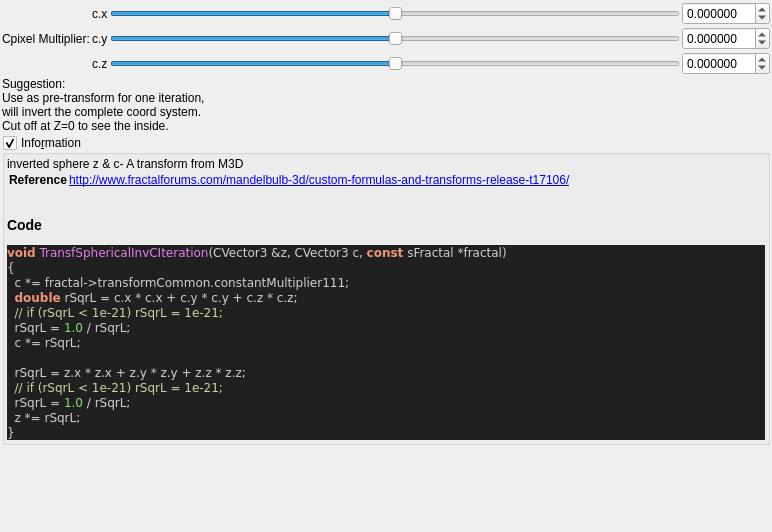
Old version of the form mandelbulber2/formula/ui/fractal_transf_spherical_inv_c.ui in the repository buddhi1980/mandelbulber2.
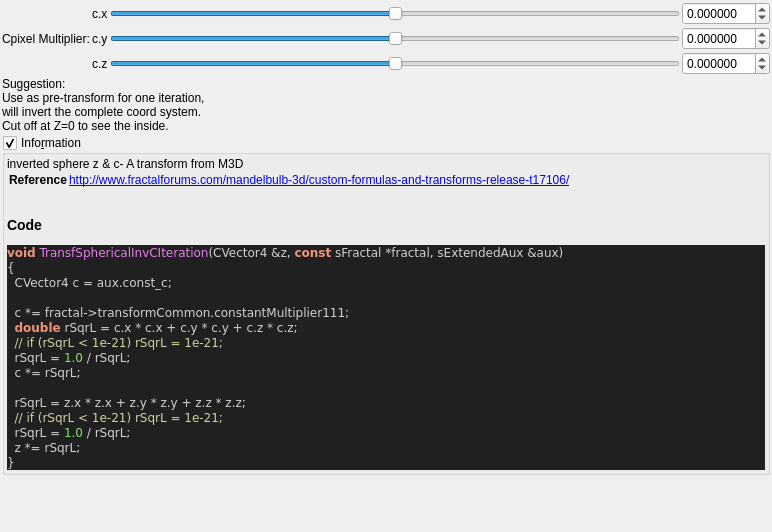
New version of the form. Custom widgets are drawn as their Qt base class.

The edit to the form file:
```diff
--- a/mandelbulber2/formula/ui/fractal_transf_spherical_inv_c.ui
+++ b/mandelbulber2/formula/ui/fractal_transf_spherical_inv_c.ui
@@ -272,8 +272,10 @@
 &lt;/table&gt;
 &lt;h3&gt;Code&lt;/h3&gt;
 &lt;body style=&quot;background-color:#202020&quot;&gt;
-&lt;pre style=&quot;color:#d0d0d0; background-color:#202020;  font-family:'Courier New',monospace;&quot;&gt;&lt;span style=&quot;color:#f09479; font-weight:bold&quot;&gt;void&lt;/span&gt; &lt;span style=&quot;color:#e47eed&quot;&gt;TransfSphericalInvCIteration&lt;/span&gt;&lt;span style=&quot;color:#d0d0d0&quot;&gt;(&lt;/span&gt;CVector3 &lt;span style=&quot;color:#d0d0d0&quot;&gt;&amp;amp;&lt;/span&gt;z&lt;span style=&quot;color:#d0d0d0&quot;&gt;,&lt;/span&gt; CVector3 c&lt;span style=&quot;color:#d0d0d0&quot;&gt;,&lt;/span&gt; &lt;span style=&quot;color:#f09479; font-weight:bold&quot;&gt;const&lt;/span&gt; sFractal &lt;span style=&quot;color:#d0d0d0&quot;&gt;*&lt;/span&gt;fractal&lt;span style=&quot;color:#d0d0d0&quot;&gt;)&lt;/span&gt;
+&lt;pre style=&quot;color:#d0d0d0; background-color:#202020;  font-family:'Courier New',monospace;&quot;&gt;&lt;span style=&quot;color:#f09479; font-weight:bold&quot;&gt;void&lt;/span&gt; &lt;span style=&quot;color:#e47eed&quot;&gt;TransfSphericalInvCIteration&lt;/span&gt;&lt;span style=&quot;color:#d0d0d0&quot;&gt;(&lt;/span&gt;CVector4 &lt;span style=&quot;color:#d0d0d0&quot;&gt;&amp;amp;&lt;/span&gt;z&lt;span style=&quot;color:#d0d0d0&quot;&gt;,&lt;/span&gt; &lt;span style=&quot;color:#f09479; font-weight:bold&quot;&gt;const&lt;/span&gt; sFractal &lt;span style=&quot;color:#d0d0d0&quot;&gt;*&lt;/span&gt;fractal&lt;span style=&quot;color:#d0d0d0&quot;&gt;,&lt;/span&gt; sExtendedAux &lt;span style=&quot;color:#d0d0d0&quot;&gt;&amp;amp;&lt;/span&gt;aux&lt;span style=&quot;color:#d0d0d0&quot;&gt;)&lt;/span&gt;
 &lt;span style=&quot;color:#d0d0d0&quot;&gt;{&lt;/span&gt;
+  CVector4 c &lt;span style=&quot;color:#d0d0d0&quot;&gt;=&lt;/span&gt; aux&lt;span style=&quot;color:#d0d0d0&quot;&gt;.&lt;/span&gt;const_c&lt;span style=&quot;color:#d0d0d0&quot;&gt;;&lt;/span&gt;
+
   c &lt;span style=&quot;color:#d0d0d0&quot;&gt;*=&lt;/span&gt; fractal&lt;span style=&quot;color:#d0d0d0&quot;&gt;-&amp;gt;&lt;/span&gt;transformCommon&lt;span style=&quot;color:#d0d0d0&quot;&gt;.&lt;/span&gt;constantMultiplier111&lt;span style=&quot;color:#d0d0d0&quot;&gt;;&lt;/span&gt;
   &lt;span style=&quot;color:#f09479; font-weight:bold&quot;&gt;double&lt;/span&gt; rSqrL &lt;span style=&quot;color:#d0d0d0&quot;&gt;=&lt;/span&gt; c&lt;span style=&quot;color:#d0d0d0&quot;&gt;.&lt;/span&gt;x &lt;span style=&quot;color:#d0d0d0&quot;&gt;*&lt;/span&gt; c&lt;span style=&quot;color:#d0d0d0&quot;&gt;.&lt;/span&gt;x &lt;span style=&quot;color:#d0d0d0&quot;&gt;+&lt;/span&gt; c&lt;span style=&quot;color:#d0d0d0&quot;&gt;.&lt;/span&gt;y &lt;span style=&quot;color:#d0d0d0&quot;&gt;*&lt;/span&gt; c&lt;span style=&quot;color:#d0d0d0&quot;&gt;.&lt;/span&gt;y &lt;span style=&quot;color:#d0d0d0&quot;&gt;+&lt;/span&gt; c&lt;span style=&quot;color:#d0d0d0&quot;&gt;.&lt;/span&gt;z &lt;span style=&quot;color:#d0d0d0&quot;&gt;*&lt;/span&gt; c&lt;span style=&quot;color:#d0d0d0&quot;&gt;.&lt;/span&gt;z&lt;span style=&quot;color:#d0d0d0&quot;&gt;;&lt;/span&gt;
   &lt;span style=&quot;color:#d0d0a0&quot;&gt;// if (rSqrL &amp;lt; 1e-21) rSqrL = 1e-21;&lt;/span&gt;
```
